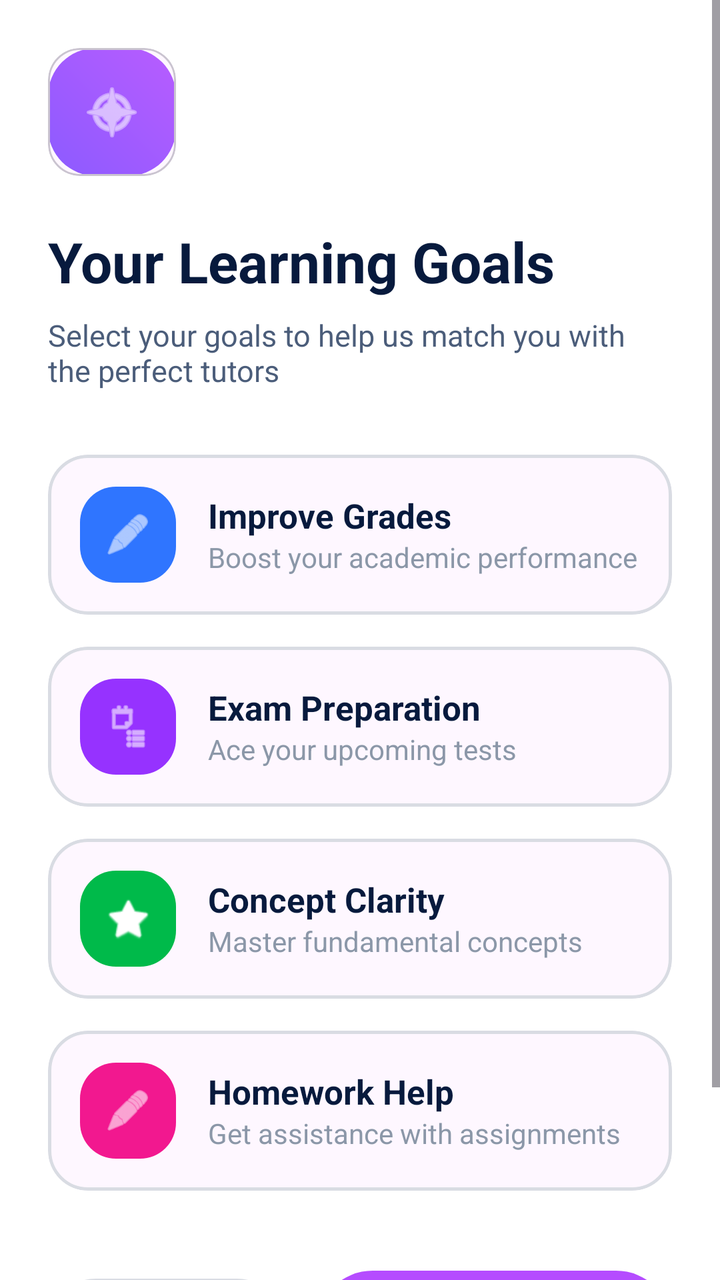
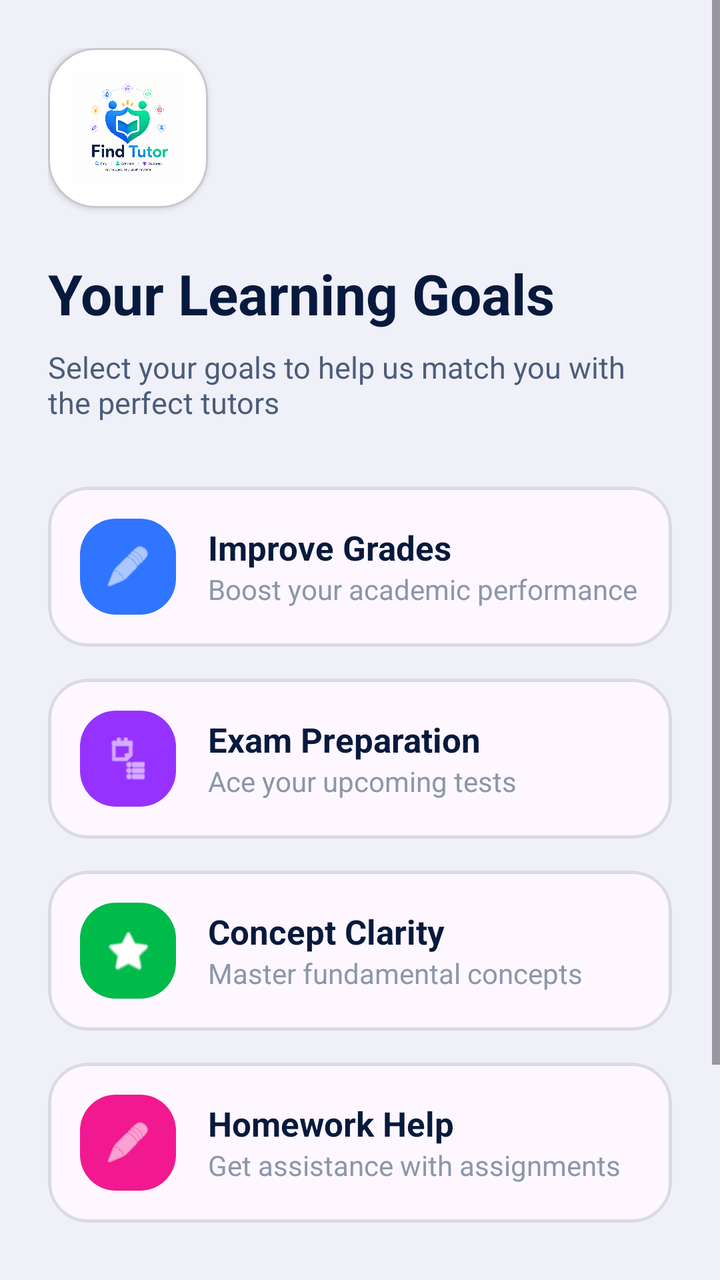

Screens rendered from an Android XML layout before and after an edit, with the pre-edit source and the edit as a unified diff.
<!-- AndroidManifest.xml: application theme Theme.PeerTutoringApollo -->
<!-- res/layout/fragment_goals.xml -->
<?xml version="1.0" encoding="utf-8"?>
<ScrollView xmlns:android="http://schemas.android.com/apk/res/android"
    xmlns:app="http://schemas.android.com/apk/res-auto"
    android:layout_width="match_parent"
    android:layout_height="match_parent"
    android:background="#FFFFFF"
    android:fillViewport="true">

    <LinearLayout
        android:layout_width="match_parent"
        android:layout_height="wrap_content"
        android:orientation="vertical"
        android:padding="24dp">

        <com.google.android.material.card.MaterialCardView
            android:layout_width="64dp"
            android:layout_height="64dp"
            app:cardCornerRadius="16dp"
            app:cardElevation="0dp">
            <ImageView
                android:layout_width="match_parent"
                android:layout_height="match_parent"
                android:background="@drawable/bg_square_gradient"
                android:padding="16dp"
                android:src="@android:drawable/ic_menu_compass"
                app:tint="#FFFFFF" />
        </com.google.android.material.card.MaterialCardView>

        <TextView
            android:layout_width="wrap_content"
            android:layout_height="wrap_content"
            android:layout_marginTop="24dp"
            android:text="Your Learning Goals"
            android:textColor="#071A3D"
            android:textSize="28sp"
            android:textStyle="bold" />

        <TextView
            android:layout_width="wrap_content"
            android:layout_height="wrap_content"
            android:layout_marginTop="8dp"
            android:text="Select your goals to help us match you with the perfect tutors"
            android:textColor="#4B5D7A"
            android:textSize="15sp" />

        <LinearLayout
            android:layout_width="match_parent"
            android:layout_height="wrap_content"
            android:layout_marginTop="32dp"
            android:orientation="vertical">

            
            <com.google.android.material.card.MaterialCardView
                android:id="@+id/cardImproveGrades"
                android:layout_width="match_parent"
                android:layout_height="wrap_content"
                android:layout_marginBottom="16dp"
                app:cardCornerRadius="20dp"
                app:cardElevation="0dp"
                app:strokeColor="#D9DCE3"
                app:strokeWidth="1.5dp">
                <LinearLayout
                    android:layout_width="match_parent"
                    android:layout_height="wrap_content"
                    android:gravity="center_vertical"
                    android:orientation="horizontal"
                    android:padding="16dp">
                    <ImageView
                        android:layout_width="48dp"
                        android:layout_height="48dp"
                        android:background="@drawable/bg_blue_icon_box"
                        android:padding="12dp"
                        android:src="@android:drawable/ic_menu_edit"
                        app:tint="#FFFFFF" />
                    <LinearLayout
                        android:layout_width="0dp"
                        android:layout_height="wrap_content"
                        android:layout_marginStart="16dp"
                        android:layout_weight="1"
                        android:orientation="vertical">
                        <TextView
                            android:layout_width="wrap_content"
                            android:layout_height="wrap_content"
                            android:text="Improve Grades"
                            android:textColor="#071A3D"
                            android:textSize="17sp"
                            android:textStyle="bold" />
                        <TextView
                            android:layout_width="wrap_content"
                            android:layout_height="wrap_content"
                            android:text="Boost your academic performance"
                            android:textColor="#8B97A8"
                            android:textSize="14sp" />
                    </LinearLayout>
                </LinearLayout>
            </com.google.android.material.card.MaterialCardView>

            
            <com.google.android.material.card.MaterialCardView
                android:id="@+id/cardExamPreparation"
                android:layout_width="match_parent"
                android:layout_height="wrap_content"
                android:layout_marginBottom="16dp"
                app:cardCornerRadius="20dp"
                app:cardElevation="0dp"
                app:strokeColor="#D9DCE3"
                app:strokeWidth="1.5dp">
                <LinearLayout
                    android:layout_width="match_parent"
                    android:layout_height="wrap_content"
                    android:gravity="center_vertical"
                    android:orientation="horizontal"
                    android:padding="16dp">
                    <ImageView
                        android:layout_width="48dp"
                        android:layout_height="48dp"
                        android:background="@drawable/bg_purple_icon_box"
                        android:padding="12dp"
                        android:src="@android:drawable/ic_menu_agenda"
                        app:tint="#FFFFFF" />
                    <LinearLayout
                        android:layout_width="0dp"
                        android:layout_height="wrap_content"
                        android:layout_marginStart="16dp"
                        android:layout_weight="1"
                        android:orientation="vertical">
                        <TextView
                            android:layout_width="wrap_content"
                            android:layout_height="wrap_content"
                            android:text="Exam Preparation"
                            android:textColor="#071A3D"
                            android:textSize="17sp"
                            android:textStyle="bold" />
                        <TextView
                            android:layout_width="wrap_content"
                            android:layout_height="wrap_content"
                            android:text="Ace your upcoming tests"
                            android:textColor="#8B97A8"
                            android:textSize="14sp" />
                    </LinearLayout>
                </LinearLayout>
            </com.google.android.material.card.MaterialCardView>

            
            <com.google.android.material.card.MaterialCardView
                android:id="@+id/cardConceptClarity"
                android:layout_width="match_parent"
                android:layout_height="wrap_content"
                android:layout_marginBottom="16dp"
                app:cardCornerRadius="20dp"
                app:cardElevation="0dp"
                app:strokeColor="#D9DCE3"
                app:strokeWidth="1.5dp">
                <LinearLayout
                    android:layout_width="match_parent"
                    android:layout_height="wrap_content"
                    android:gravity="center_vertical"
                    android:orientation="horizontal"
                    android:padding="16dp">
                    <ImageView
                        android:layout_width="48dp"
                        android:layout_height="48dp"
                        android:background="@drawable/bg_green_icon_box"
                        android:padding="12dp"
                        android:src="@android:drawable/btn_star_big_on"
                        app:tint="#FFFFFF" />
                    <LinearLayout
                        android:layout_width="0dp"
                        android:layout_height="wrap_content"
                        android:layout_marginStart="16dp"
                        android:layout_weight="1"
                        android:orientation="vertical">
                        <TextView
                            android:layout_width="wrap_content"
                            android:layout_height="wrap_content"
                            android:text="Concept Clarity"
                            android:textColor="#071A3D"
                            android:textSize="17sp"
                            android:textStyle="bold" />
                        <TextView
                            android:layout_width="wrap_content"
                            android:layout_height="wrap_content"
                            android:text="Master fundamental concepts"
                            android:textColor="#8B97A8"
                            android:textSize="14sp" />
                    </LinearLayout>
                </LinearLayout>
            </com.google.android.material.card.MaterialCardView>

            
            <com.google.android.material.card.MaterialCardView
                android:id="@+id/cardHomeworkHelp"
                android:layout_width="match_parent"
                android:layout_height="wrap_content"
                android:layout_marginBottom="16dp"
                app:cardCornerRadius="20dp"
                app:cardElevation="0dp"
                app:strokeColor="#D9DCE3"
                app:strokeWidth="1.5dp">
                <LinearLayout
                    android:layout_width="match_parent"
                    android:layout_height="wrap_content"
                    android:gravity="center_vertical"
                    android:orientation="horizontal"
                    android:padding="16dp">
                    <ImageView
                        android:layout_width="48dp"
                        android:layout_height="48dp"
                        android:background="@drawable/bg_pink_icon_box"
                        android:padding="12dp"
                        android:src="@android:drawable/ic_menu_edit"
                        app:tint="#FFFFFF" />
                    <LinearLayout
                        android:layout_width="0dp"
                        android:layout_height="wrap_content"
                        android:layout_marginStart="16dp"
                        android:layout_weight="1"
                        android:orientation="vertical">
                        <TextView
                            android:layout_width="wrap_content"
                            android:layout_height="wrap_content"
                            android:text="Homework Help"
                            android:textColor="#071A3D"
                            android:textSize="17sp"
                            android:textStyle="bold" />
                        <TextView
                            android:layout_width="wrap_content"
                            android:layout_height="wrap_content"
                            android:text="Get assistance with assignments"
                            android:textColor="#8B97A8"
                            android:textSize="14sp" />
                    </LinearLayout>
                </LinearLayout>
            </com.google.android.material.card.MaterialCardView>

        </LinearLayout>

        <LinearLayout
            android:layout_width="match_parent"
            android:layout_height="wrap_content"
            android:layout_marginTop="24dp"
            android:orientation="horizontal">
            <Button
                android:id="@+id/buttonBack"
                android:layout_width="0dp"
                android:layout_height="56dp"
                android:layout_weight="1"
                android:backgroundTint="#FFFFFF"
                app:strokeColor="#D9DCE3"
                app:strokeWidth="1dp"
                android:text="Back"
                android:textAllCaps="false"
                android:textColor="#1F355B"
                app:cornerRadius="28dp" />
            <Space android:layout_width="16dp" android:layout_height="1dp" />
            <Button
                android:id="@+id/buttonFinish"
                android:layout_width="0dp"
                android:layout_height="56dp"
                android:layout_weight="1.5"
                android:background="@drawable/bg_button_gradient"
                android:text="Finish"
                android:textAllCaps="false"
                android:textColor="#FFFFFF"
                android:textStyle="bold"
                app:backgroundTint="@null" />
        </LinearLayout>

        <LinearLayout
            android:layout_width="wrap_content"
            android:layout_height="wrap_content"
            android:layout_marginTop="32dp"
            android:layout_gravity="center_horizontal"
            android:orientation="horizontal">
            <View android:layout_width="32dp" android:layout_height="6dp" android:background="#B54CFF" android:layout_marginEnd="6dp" />
            <View android:layout_width="32dp" android:layout_height="6dp" android:background="#B54CFF" android:layout_marginEnd="6dp" />
            <View android:layout_width="32dp" android:layout_height="6dp" android:background="#B54CFF" android:layout_marginEnd="6dp" />
            <View android:layout_width="32dp" android:layout_height="6dp" android:background="#B54CFF" />
        </LinearLayout>

    </LinearLayout>
</ScrollView>
<!-- resources referenced by this layout -->
<resources>
  <!-- drawable bg_blue_icon_box (drawable) -->
  <?xml version="1.0" encoding="utf-8"?>
  <shape xmlns:android="http://schemas.android.com/apk/res/android">
      <solid android:color="#2F75FF" />
      <corners android:radius="18dp" />
  </shape>
  <!-- drawable bg_button_gradient (drawable) -->
  <?xml version="1.0" encoding="utf-8"?>
  <shape xmlns:android="http://schemas.android.com/apk/res/android">
      <gradient
          android:startColor="#B54CFF"
          android:endColor="#B54CFF"
          android:angle="0" />
      <corners android:radius="28dp" />
  </shape>
  <!-- drawable bg_green_icon_box (drawable) -->
  <?xml version="1.0" encoding="utf-8"?>
  <shape xmlns:android="http://schemas.android.com/apk/res/android">
      <solid android:color="#00BA4A" />
      <corners android:radius="18dp" />
  </shape>
  <!-- drawable bg_pink_icon_box (drawable) -->
  <?xml version="1.0" encoding="utf-8"?>
  <shape xmlns:android="http://schemas.android.com/apk/res/android">
      <solid android:color="#F2188F" />
      <corners android:radius="18dp" />
  </shape>
  <!-- drawable bg_purple_icon_box (drawable) -->
  <?xml version="1.0" encoding="utf-8"?>
  <shape xmlns:android="http://schemas.android.com/apk/res/android">
      <solid android:color="#9632FF" />
      <corners android:radius="18dp" />
  </shape>
  <!-- drawable bg_square_gradient (drawable) -->
  <?xml version="1.0" encoding="utf-8"?>
  <shape xmlns:android="http://schemas.android.com/apk/res/android">
      <gradient
          android:startColor="#8C5BFF"
          android:endColor="#B85CFF"
          android:angle="45" />
      <corners android:radius="24dp" />
  </shape>
  <style name="Theme.PeerTutoringApollo" parent="Base.Theme.PeerTutoringApollo" />
  <style name="Base.Theme.PeerTutoringApollo" parent="Theme.Material3.DayNight.NoActionBar">
          
          
      </style>
</resources>

<!-- the commit's change to res/layout/fragment_goals.xml (unified diff, before → after) -->
@@ -3,7 +3,7 @@
     xmlns:app="http://schemas.android.com/apk/res-auto"
     android:layout_width="match_parent"
     android:layout_height="match_parent"
-    android:background="#FFFFFF"
+    android:background="#F0F0F8"
     android:fillViewport="true">
 
     <LinearLayout
@@ -13,17 +13,18 @@
         android:padding="24dp">
 
         <com.google.android.material.card.MaterialCardView
-            android:layout_width="64dp"
-            android:layout_height="64dp"
-            app:cardCornerRadius="16dp"
-            app:cardElevation="0dp">
+            android:layout_width="80dp"
+            android:layout_height="80dp"
+            app:cardCornerRadius="24dp"
+            app:cardBackgroundColor="#FFFFFF"
+            app:cardElevation="2dp">
             <ImageView
                 android:layout_width="match_parent"
                 android:layout_height="match_parent"
-                android:background="@drawable/bg_square_gradient"
-                android:padding="16dp"
-                android:src="@android:drawable/ic_menu_compass"
-                app:tint="#FFFFFF" />
+                android:padding="12dp"
+                android:src="@drawable/ic_app_logo"
+                android:scaleType="fitCenter"
+                android:contentDescription="Find Tutor"/>
         </com.google.android.material.card.MaterialCardView>
 
         <TextView
@@ -250,7 +251,7 @@
                 app:strokeWidth="1dp"
                 android:text="Back"
                 android:textAllCaps="false"
-                android:textColor="#1F355B"
+                android:textColor="#071A3D"
                 app:cornerRadius="28dp" />
             <Space android:layout_width="16dp" android:layout_height="1dp" />
             <Button
@@ -272,10 +273,10 @@
             android:layout_marginTop="32dp"
             android:layout_gravity="center_horizontal"
             android:orientation="horizontal">
-            <View android:layout_width="32dp" android:layout_height="6dp" android:background="#B54CFF" android:layout_marginEnd="6dp" />
-            <View android:layout_width="32dp" android:layout_height="6dp" android:background="#B54CFF" android:layout_marginEnd="6dp" />
-            <View android:layout_width="32dp" android:layout_height="6dp" android:background="#B54CFF" android:layout_marginEnd="6dp" />
-            <View android:layout_width="32dp" android:layout_height="6dp" android:background="#B54CFF" />
+            <View android:layout_width="32dp" android:layout_height="6dp" android:background="@drawable/bg_button_gradient" android:layout_marginEnd="6dp" />
+            <View android:layout_width="32dp" android:layout_height="6dp" android:background="@drawable/bg_button_gradient" android:layout_marginEnd="6dp" />
+            <View android:layout_width="32dp" android:layout_height="6dp" android:background="@drawable/bg_button_gradient" android:layout_marginEnd="6dp" />
+            <View android:layout_width="32dp" android:layout_height="6dp" android:background="@drawable/bg_button_gradient" />
         </LinearLayout>
 
     </LinearLayout>
<!-- resource entries referenced after the edit -->
@@ -10,9 +10,10 @@
   <?xml version="1.0" encoding="utf-8"?>
   <shape xmlns:android="http://schemas.android.com/apk/res/android">
       <gradient
-          android:startColor="#B54CFF"
-          android:endColor="#B54CFF"
-          android:angle="0" />
+          android:startColor="#8A2EFF"
+          android:centerColor="#0062FF"
+          android:endColor="#00C853"
+          android:angle="135" />
       <corners android:radius="28dp" />
   </shape>
   <!-- drawable bg_green_icon_box (drawable) -->
@@ -33,15 +34,7 @@
       <solid android:color="#9632FF" />
       <corners android:radius="18dp" />
   </shape>
-  <!-- drawable bg_square_gradient (drawable) -->
-  <?xml version="1.0" encoding="utf-8"?>
-  <shape xmlns:android="http://schemas.android.com/apk/res/android">
-      <gradient
-          android:startColor="#8C5BFF"
-          android:endColor="#B85CFF"
-          android:angle="45" />
-      <corners android:radius="24dp" />
-  </shape>
+  <!-- drawable ic_app_logo: png bitmap (drawable, 439467 bytes) -->
   <style name="Theme.PeerTutoringApollo" parent="Base.Theme.PeerTutoringApollo" />
   <style name="Base.Theme.PeerTutoringApollo" parent="Theme.Material3.DayNight.NoActionBar">
           
